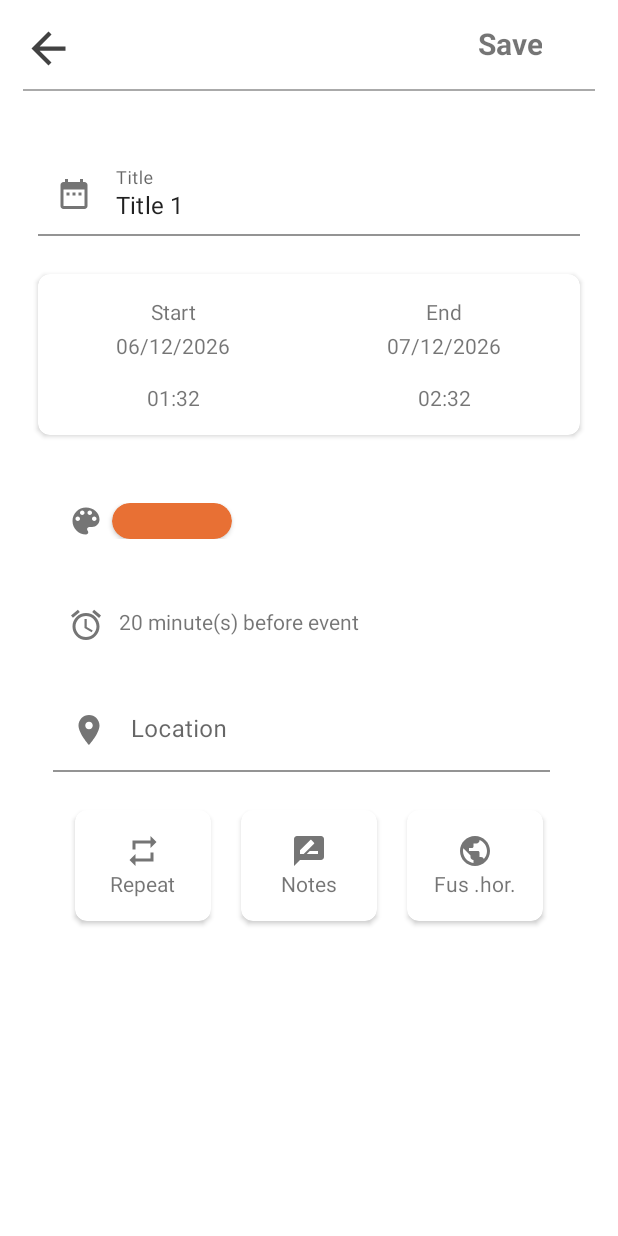
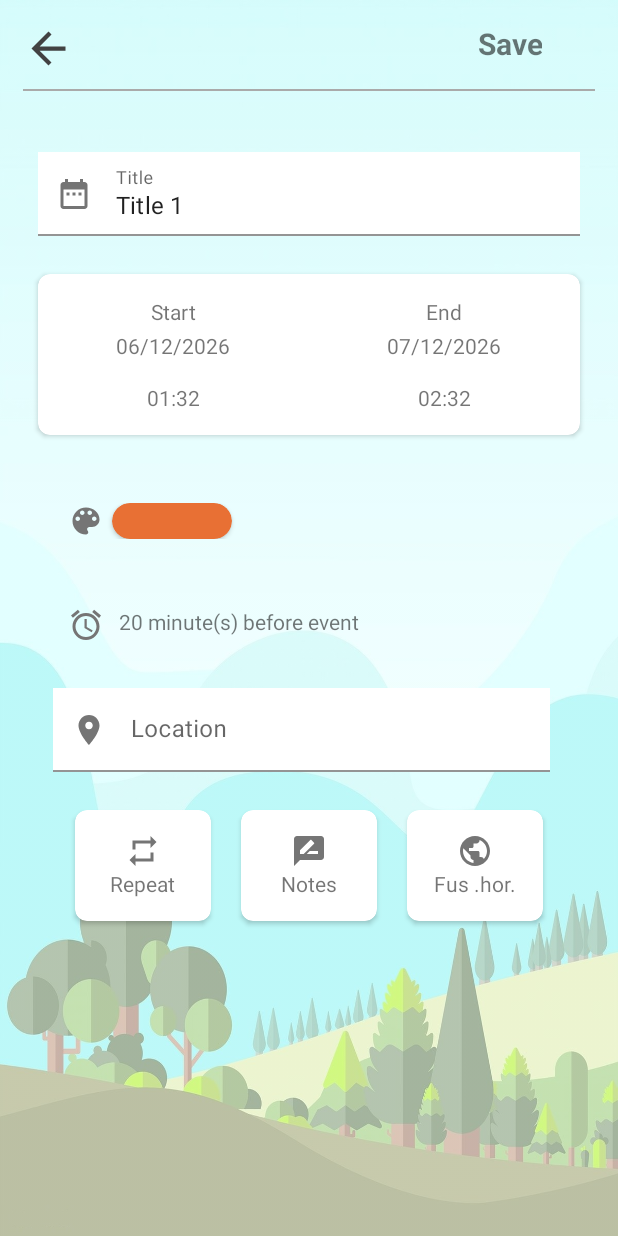
Before and after one commit to devedelie/RappelTout, an Android app: the screen it shows after launch once a user with an empty profile is signed in (MainActivity), after a tap on "15:00", on a phone screen of 412 x 824 dp. Run offline under Robolectric (Android 15) with nearby library versions, the phone set to English and light mode, and no system bars; our stand-ins replace EventBus, Firebase (no records; nobody signed in at launch, a user with empty details on screens opened directly), Room's generated code, data binding; libraries missing offline, so code that uses them is left out: com.firebase.ui, net.danlew.android, petrov.kristiyan.colorpicker; 1 statement that could not run was skipped.

```diff
--- a/app/src/main/java/com/elbaz/eliran/rappeltout/ui/adapters/ReminderListAdapter.kt
+++ b/app/src/main/java/com/elbaz/eliran/rappeltout/ui/adapters/ReminderListAdapter.kt
@@ -4,7 +4,10 @@ import android.content.Context
 import android.view.LayoutInflater
 import android.view.View
 import android.view.ViewGroup
+import android.widget.ImageView
 import android.widget.TextView
+import androidx.core.view.isInvisible
+import androidx.core.view.isVisible
 import androidx.recyclerview.widget.RecyclerView
 import com.elbaz.eliran.rappeltout.R
 import com.elbaz.eliran.rappeltout.model.Reminder
@@ -24,6 +27,7 @@ class ReminderListAdapter internal constructor(
         val contentView: TextView = itemView.findViewById(R.id.item_content_text)
         val startTime: TextView = itemView.findViewById(R.id.start_time)
         val endTime: TextView = itemView.findViewById(R.id.end_time)
+        val bellIcon: ImageView = itemView.findViewById(R.id.item_bell_icon)
     }
 
     override fun onCreateViewHolder(parent: ViewGroup, viewType: Int): ReminderViewHolder {
@@ -37,6 +41,11 @@ class ReminderListAdapter internal constructor(
         holder.contentView.text = current.content
         holder.startTime.text = current.startTime
         holder.endTime.text = current.endTime
+        println("current is active? ${current.isActive!!}")
+        when (current.isActive!!) {
+        true -> holder.bellIcon.visibility = View.VISIBLE
+        else -> holder.bellIcon.visibility = View.INVISIBLE
+        }
     }
 
     internal fun setReminder(reminders : List<Reminder>){
--- /dev/null
+++ b/app/src/main/res/drawable/ic_baseline_notifications_24.xml
@@ -0,0 +1,5 @@
+<vector android:height="24dp" android:tint="#7A7A7A"
+    android:viewportHeight="24" android:viewportWidth="24"
+    android:width="24dp" xmlns:android="http://schemas.android.com/apk/res/android">
+    <path android:fillColor="@android:color/white" android:pathData="M12,22c1.1,0 2,-0.9 2,-2h-4c0,1.1 0.89,2 2,2zM18,16v-5c0,-3.07 -1.64,-5.64 -4.5,-6.32L13.5,4c0,-0.83 -0.67,-1.5 -1.5,-1.5s-1.5,0.67 -1.5,1.5v0.68C7.63,5.36 6,7.92 6,11v5l-2,2v1h16v-1l-2,-2z"/>
+</vector>
--- a/app/src/main/res/layout/fragment_edit_reminder.xml
+++ b/app/src/main/res/layout/fragment_edit_reminder.xml
@@ -13,7 +13,10 @@
         android:layout_width="match_parent"
         android:layout_height="match_parent"
         android:orientation="vertical"
-        tools:context=".ui.activities.MainActivity">
+        tools:context=".ui.activities.MainActivity"
+        android:background="@drawable/ic_background"
+        android:backgroundTint="#80FFFFFF"
+        android:backgroundTintMode="src_over">
 
         <!--Import of TopBar-->
         <include
```
Also changed, not shown: app/src/main/java/com/elbaz/eliran/rappeltout/ui/activities/LoginActivity.kt (+6 -4 lines), app/src/main/res/layout/reminder_recycler_item.xml (+10 -0 lines).
